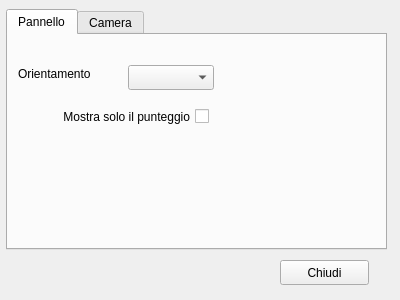
Old version of the form panelconfigurator.ui in the repository McuMirror/scoreController.
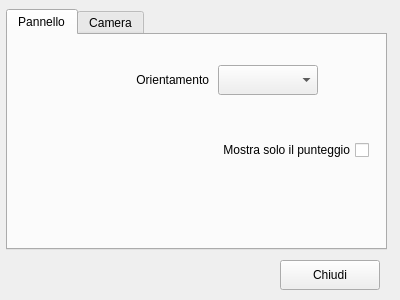
New version of the form.

Patch:
```diff
--- a/panelconfigurator.ui
+++ b/panelconfigurator.ui
@@ -32,10 +32,10 @@
     <widget class="QComboBox" name="orientationCombo">
      <property name="geometry">
       <rect>
-       <x>120</x>
+       <x>210</x>
        <y>30</y>
-       <width>86</width>
-       <height>25</height>
+       <width>100</width>
+       <height>30</height>
       </rect>
      </property>
     </widget>
@@ -44,21 +44,24 @@
       <rect>
        <x>10</x>
        <y>30</y>
-       <width>101</width>
-       <height>17</height>
+       <width>191</width>
+       <height>30</height>
       </rect>
      </property>
      <property name="text">
       <string>Orientamento</string>
      </property>
+     <property name="alignment">
+      <set>Qt::AlignRight|Qt::AlignTrailing|Qt::AlignVCenter</set>
+     </property>
     </widget>
     <widget class="QCheckBox" name="scoreOnlyCheckBox">
      <property name="geometry">
       <rect>
        <x>10</x>
-       <y>70</y>
-       <width>191</width>
-       <height>23</height>
+       <y>100</y>
+       <width>351</width>
+       <height>30</height>
       </rect>
      </property>
      <property name="layoutDirection">
@@ -123,8 +126,8 @@
     <rect>
      <x>280</x>
      <y>260</y>
-     <width>89</width>
-     <height>25</height>
+     <width>100</width>
+     <height>30</height>
     </rect>
    </property>
    <property name="text">
```
